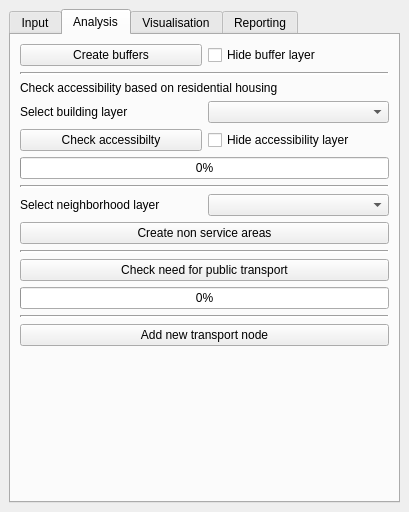
Qt form SpatialDecision/spatial_decision_dockwidget_base.ui (Matthie456/Bon_DenDuijn) before a commit.
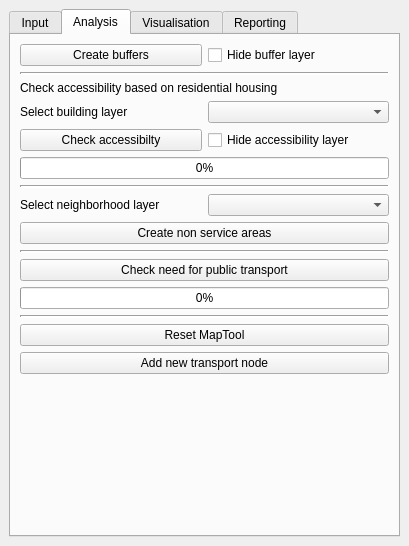
The same form after that commit. The open tabs and pages were chosen to show the change.

```diff
--- a/SpatialDecision/spatial_decision_dockwidget_base.ui
+++ b/SpatialDecision/spatial_decision_dockwidget_base.ui
@@ -7,7 +7,7 @@
     <x>0</x>
     <y>0</y>
     <width>409</width>
-    <height>512</height>
+    <height>546</height>
    </rect>
   </property>
   <property name="windowTitle">
@@ -259,6 +259,13 @@
             </property>
            </widget>
           </item>
+          <item>
+           <widget class="QPushButton" name="resetMapToolButton">
+            <property name="text">
+             <string>Reset MapTool</string>
+            </property>
+           </widget>
+          </item>
           <item>
            <widget class="QPushButton" name="addNodeButton">
             <property name="text">
```
